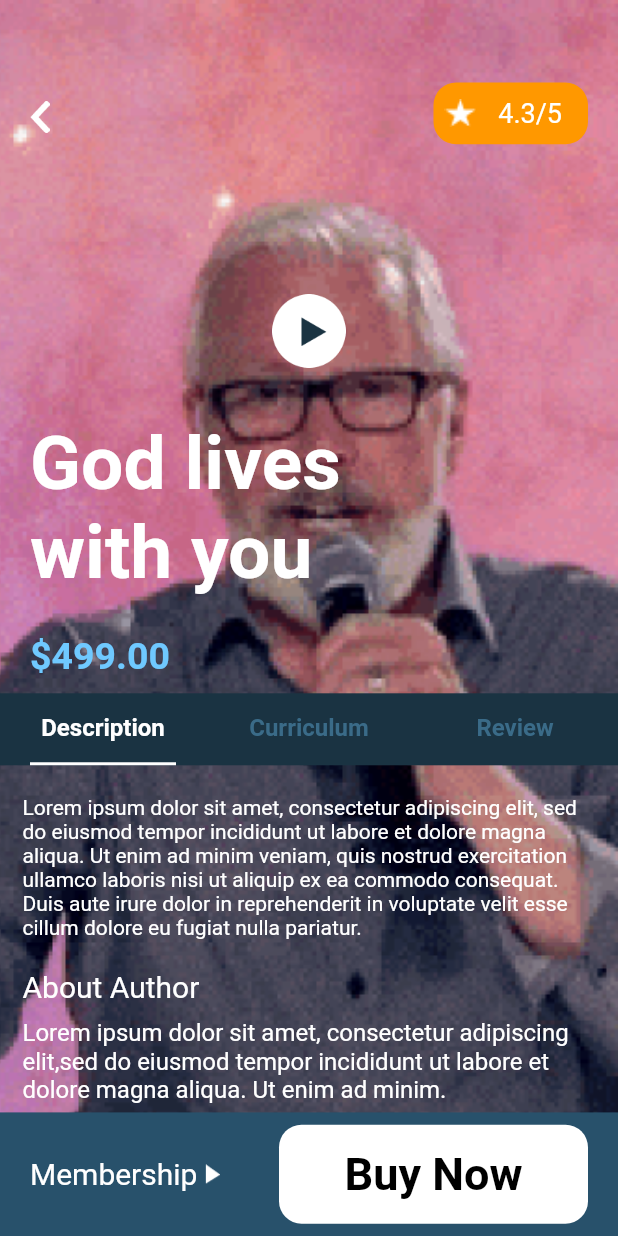
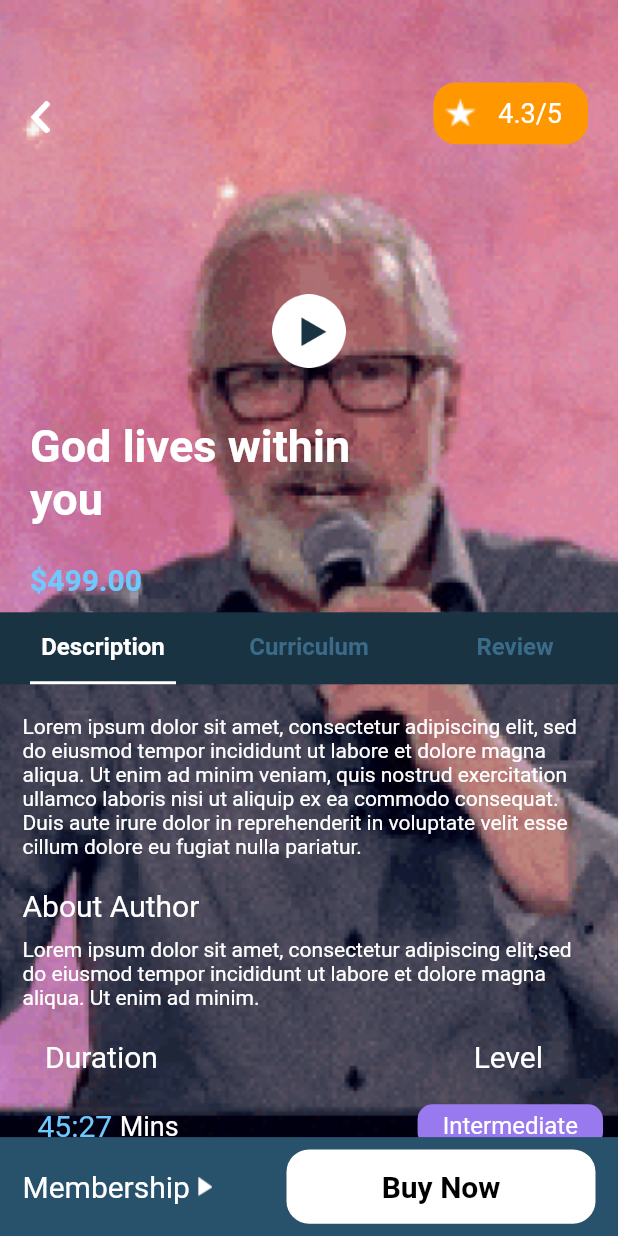
Before and after one commit to UditKooky/passion_and_fire_flutter, a Flutter app: the DetailScreen screen opened directly, on a phone screen of 412 x 824 dp. Run offline on Flutter 3.47's test engine with Material 2 defaults, Android fonts, the phone set to English and light mode, and no system bars; our stand-ins replace get.

Commit message:
Changes in HomePage Detail page and category page

```diff
--- a/lib/Components/CustomContainer.dart
+++ b/lib/Components/CustomContainer.dart
@@ -14,8 +14,8 @@ class _CustomContainerState extends State<CustomContainer> {
     Size size = MediaQuery.of(context).size;
     return Center(
       child: Container(
-        height: size.height*0.26,
-        width: size.width*0.40,
+        height: size.height*0.25,
+        width: size.width*0.35,
         margin: EdgeInsets.only(left: 10,right: 10),
         decoration: BoxDecoration(image: DecorationImage(image: AssetImage(author),fit: BoxFit.cover),
           borderRadius: BorderRadius.circular(20),),
--- a/lib/Components/CustomContainer1.dart
+++ b/lib/Components/CustomContainer1.dart
@@ -15,7 +15,7 @@ class _CustomContainer1State extends State<CustomContainer1> {
     Size size = MediaQuery.of(context).size;
     return  Center(
       child: Container(
-        height: size.height*0.22,
+        height: size.height*0.2,
         width: size.width*0.65,
         margin: EdgeInsets.only(left: 10,right: 10),
         decoration: BoxDecoration(image: DecorationImage(image: AssetImage(author),fit: BoxFit.cover),
@@ -40,7 +40,7 @@ class _CustomContainer1State extends State<CustomContainer1> {
                       children: [
                         Container(
                             margin: EdgeInsets.only(right:35,top: 15),
-                            width:size.width*0.18, child: Text("GOD LIVES IN YOU!",style: TextStyle(color: Colors.white,fontSize: 20,fontWeight: FontWeight.bold),)),
+                            width:size.width*0.18, child: Text("GOD LIVES IN YOU!",style: TextStyle(color: Colors.white,fontSize: 18,fontWeight: FontWeight.bold),)),
                         Container(
                             margin: EdgeInsets.only(left: 15,top: 15),
                             width:size.width*0.3, child: Text("JOYCE HEYER",style: TextStyle(color: Colors.white,fontSize: 12,fontWeight: FontWeight.bold),)),
@@ -61,7 +61,7 @@ class _CustomContainer1State extends State<CustomContainer1> {
 
                 ),
                 Container(
-                  margin: EdgeInsets.only(right: 10,top: 30),
+                  margin: EdgeInsets.only(right: 10,top: 10),
                   child: Row(
                     mainAxisAlignment: MainAxisAlignment.end,
                     crossAxisAlignment: CrossAxisAlignment.center,
--- a/lib/Screens/Category.dart
+++ b/lib/Screens/Category.dart
@@ -66,8 +66,8 @@ class _CategoryState extends State<Category> {
                   child: Column(
                     children: [
                       CircleAvatar(
-                        radius: 45,backgroundColor: Colors.black,
-                        child: Image.asset(heartcircle,scale: 2,),
+                        radius: 40,backgroundColor: Colors.black,
+                        child: Image.asset(heartcircle,scale: 3,),
                       ),
                       SizedBox(height: 10,),
                       Text("Marriage",style: TextStyle(color: whiteColor,fontSize: 16,fontWeight: FontWeight.bold),),
--- a/lib/Screens/DetailScreen.dart
+++ b/lib/Screens/DetailScreen.dart
@@ -20,7 +20,7 @@ class _DetailScreenState extends State<DetailScreen> {
         Container(
           margin: EdgeInsets.only(left: 15,right: 15),
           child: Text("Lorem ipsum dolor sit amet, consectetur adipiscing elit, sed do eiusmod tempor incididunt ut labore et dolore magna aliqua. Ut enim ad minim veniam, quis nostrud exercitation ullamco laboris nisi ut aliquip ex ea commodo consequat."
-              " Duis aute irure dolor in reprehenderit in voluptate velit esse cillum dolore eu fugiat nulla pariatur.",style: TextStyle(color: whiteColor),),
+              " Duis aute irure dolor in reprehenderit in voluptate velit esse cillum dolore eu fugiat nulla pariatur.",style: TextStyle(color: whiteColor,fontSize: 14),),
         ),
         SizedBox(height: 20,),
         Container(
@@ -32,7 +32,7 @@ class _DetailScreenState extends State<DetailScreen> {
           margin: EdgeInsets.only(left: 15,right: 15),
           child: Text("Lorem ipsum dolor sit amet, consectetur adipiscing elit,"
               "sed do eiusmod tempor incididunt ut labore et dolore magna aliqua. Ut enim ad minim.",
-            style: TextStyle(color: whiteColor,fontSize: 16),),
+            style: TextStyle(color: whiteColor,fontSize: 14),),
         ),
         SizedBox(height: 20,),
         Container(
@@ -56,17 +56,17 @@ class _DetailScreenState extends State<DetailScreen> {
               Row(
                 children: [
                   Text("45:27",
-                    style: TextStyle(color: viewColor,fontSize: 30),),
+                    style: TextStyle(color: viewColor,fontSize: 20),),
                   SizedBox(width: 5,),
                   Text("Mins",
-                    style: TextStyle(color: whiteColor,fontSize: 20),),
+                    style: TextStyle(color: whiteColor,fontSize: 18),),
                 ],
               ),
               Container(
                 height: height*0.035,
                 width: width*0.3,
                 decoration: BoxDecoration(color: tabtext3Color,borderRadius: BorderRadius.circular(10)),
-                child: Center(child: Text("Intermediate",style: TextStyle(color: whiteColor,fontSize: 20),)),
+                child: Center(child: Text("Intermediate",style: TextStyle(color: whiteColor,fontSize: 16),)),
               )
             ],
           ),
@@ -74,7 +74,7 @@ class _DetailScreenState extends State<DetailScreen> {
         SizedBox(height: 20,),
         Container(
             margin: EdgeInsets.only(left: 20),
-            child: Text("More by Authorname",style: TextStyle(color: whiteColor,fontSize: 25),)),
+            child: Text("More by Authorname",style: TextStyle(color: whiteColor,fontSize: 20),)),
         Container(
           height: height*0.3,
           child: ListView.builder(
@@ -146,11 +146,11 @@ class _DetailScreenState extends State<DetailScreen> {
                   SizedBox(height: 20,),
                   Container(
                       margin: EdgeInsets.only(left:20,top: 15),
-                      width:size.width*0.7, child: Text("God lives with you",style: TextStyle(color: Colors.white,fontSize: 50,fontWeight: FontWeight.bold),)),
+                      width:size.width*0.6, child: Text("God lives within you",style: TextStyle(color: Colors.white,fontSize: 30,fontWeight: FontWeight.bold),)),
                   SizedBox(height: 10,),
                   Container(
                       margin: EdgeInsets.only(left:20,top: 15),
-                      width:size.width*0.7, child: Text("\$499.00",style: TextStyle(color:viewColor,fontSize: 25,fontWeight: FontWeight.bold),)),
+                      width:size.width*0.7, child: Text("\$499.00",style: TextStyle(color:viewColor,fontSize: 20,fontWeight: FontWeight.bold),)),
                   SizedBox(height: 10,),
                   DefaultTabController(
                       length: 3,
@@ -199,11 +199,11 @@ class _DetailScreenState extends State<DetailScreen> {
           Positioned(
               bottom: 0,
               child: Container(
-            height: height*0.1,
+            height: height*0.08,
             width: width,
             color: secondaryColor,
             child: Container(
-              margin: EdgeInsets.only(left: 20,right: 20),
+              margin: EdgeInsets.only(left: 15,right: 15),
               child: Row(
                 mainAxisAlignment: MainAxisAlignment.spaceBetween,
                 children: [
@@ -215,10 +215,10 @@ class _DetailScreenState extends State<DetailScreen> {
                     ],
                   ),
                   Container(
-                    height: height*0.08,
+                    height: height*0.06,
                     width: width*0.5,
                     decoration: BoxDecoration(color:whiteColor,borderRadius: BorderRadius.circular(15)),
-                    child: Center(child: Text("Buy Now",style: TextStyle(color: Colors.black,fontSize: 30,fontWeight: FontWeight.bold),)),
+                    child: Center(child: Text("Buy Now",style: TextStyle(color: Colors.black,fontSize: 20,fontWeight: FontWeight.bold),)),
                   )
                 ],
               ),
--- a/lib/Screens/HomePage.dart
+++ b/lib/Screens/HomePage.dart
@@ -96,10 +96,10 @@ class _HomePageState extends State<HomePage> {
                     )),
                 SizedBox(height: 10),
                 Center(child: Text("GOD LIVES IN YOU",
-                  style: TextStyle(color: whiteColor,fontSize: 25,fontWeight: FontWeight.bold),)),
+                  style: TextStyle(color: whiteColor,fontSize: 20,fontWeight: FontWeight.bold),)),
                 SizedBox(height: 5),
                 Center(child: Text("Spirituality",
-                  style: TextStyle(color: whiteColor,fontSize: 20,fontWeight: FontWeight.bold),)),
+                  style: TextStyle(color: whiteColor,fontSize: 16,fontWeight: FontWeight.bold),)),
                 SizedBox(height: 10,),
                 Row(
                   mainAxisAlignment: MainAxisAlignment.spaceEvenly,
```
Also changed, not shown: lib/Screens/NotificationScreen.dart (+19 -15 lines), lib/Screens/Profile.dart (+12 -11 lines).
